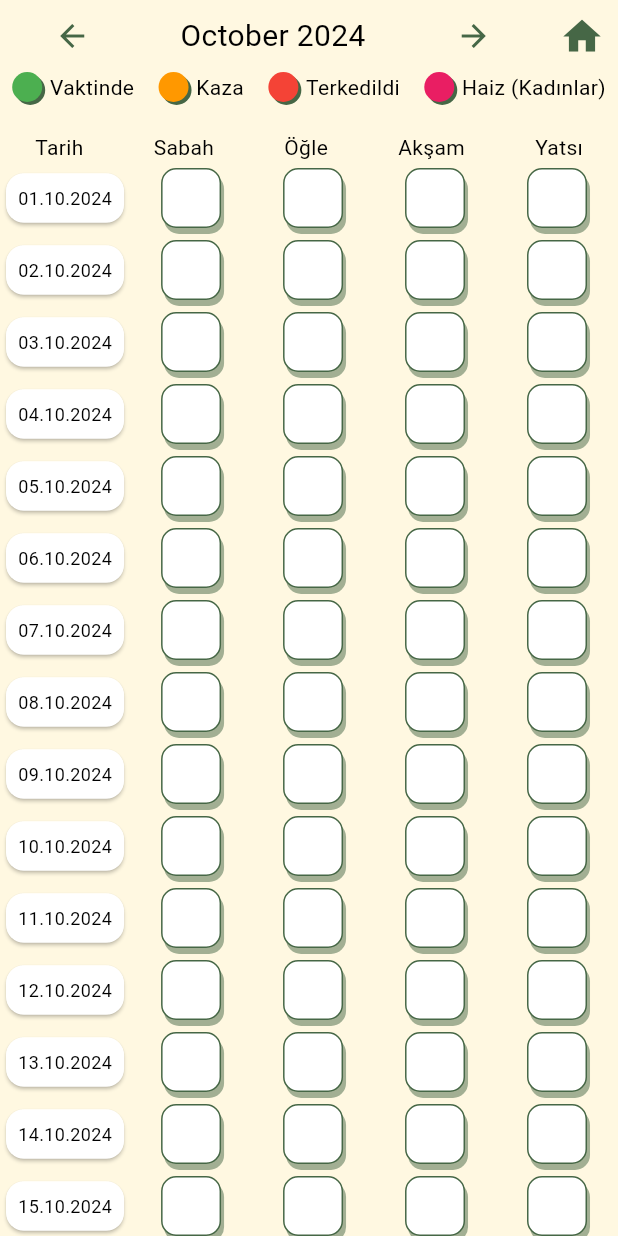
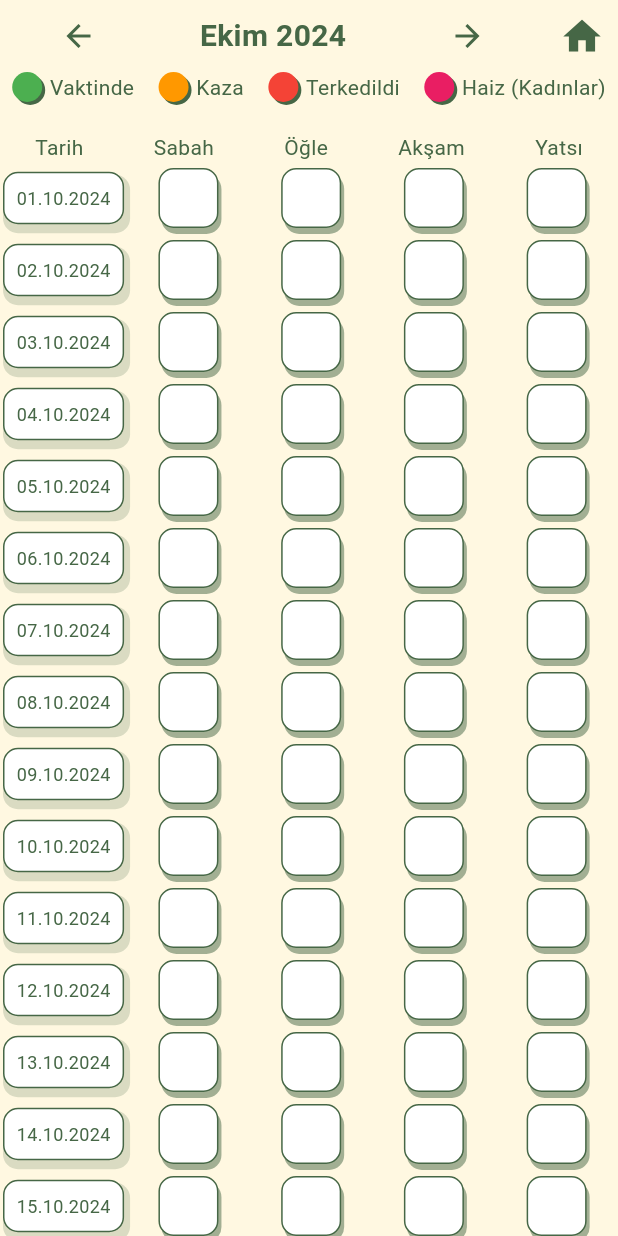
Before and after one commit to Toytekin/tefekkur, a Flutter app: the screen it shows after launch, after a tap on "Namaz", on a phone screen of 412 x 824 dp. Run offline on Flutter 3.47's test engine with Material 3 defaults, Android fonts, the light colour scheme and no system bars; our stand-ins replace bloc, flutter_bloc, hive, hive_flutter, image_picker; accounts and stored records are empty.

Commit message:
home sayfam düzenlendi, namaz modülü detaylı elden geçirildi

```diff
--- a/lib/main.dart
+++ b/lib/main.dart
@@ -1,6 +1,7 @@
 import 'package:flutter/material.dart';
 import 'package:flutter_bloc/flutter_bloc.dart';
 import 'package:hive_flutter/hive_flutter.dart';
+import 'package:intl/date_symbol_data_local.dart';
 import 'package:tefekkurr/bloc/image_bloc.dart';
 import 'package:tefekkurr/bloc/sozbloc.dart';
 import 'package:tefekkurr/bloc/theme_bloc.dart';
@@ -14,7 +15,9 @@ Future<void> main() async {
   Hive.registerAdapter(NamazAdapter()); // Model adapterini kaydedin
   Hive.registerAdapter(ColorAdapter());
   await Hive.openBox('namaz');
-
+//intl
+  await initializeDateFormatting(
+      'tr', null); // Türkçe tarih formatlamayı başlat
   runApp(const MyApp());
 }
 
@@ -34,6 +37,8 @@ class MyApp extends StatelessWidget {
               debugShowCheckedModeBanner: false,
               theme: state ? TrTheme.darkTheme : TrTheme.lightTheme,
               title: 'Tr',
+              //intl takvim dili
+
               home: const HomeScreen(),
             );
           },
--- a/lib/page/home/home.dart
+++ b/lib/page/home/home.dart
@@ -32,8 +32,7 @@ class _HomeScreenState extends State<HomeScreen> {
     return Scaffold(
       appBar: appbarhome(),
       body: Center(
-        child: Column(
-          mainAxisAlignment: MainAxisAlignment.center,
+        child: ListView(
           children: [
             // SÖZ GÖSTERİMİ
             Padding(
--- a/lib/page/home/sozgosterimi.dart
+++ b/lib/page/home/sozgosterimi.dart
@@ -17,7 +17,7 @@ class SozGosterimi extends StatelessWidget {
         } else {
           double fontSize = state.soz.length < 50
               ? 28
-              : 18; // Kısa/uzun sözlere göre font ayarı
+              : 14; // Kısa/uzun sözlere göre font ayarı
           return Column(
             children: [
               const SizedBox(height: 15),
--- a/lib/page/namaz/home_namz.dart
+++ b/lib/page/namaz/home_namz.dart
@@ -1,5 +1,4 @@
 import 'package:flutter/material.dart';
-import 'package:hive_flutter/hive_flutter.dart';
 import 'package:intl/intl.dart';
 import 'package:tefekkurr/constant/colors.dart';
 import 'package:tefekkurr/model/namazmodel.dart';
@@ -25,7 +24,7 @@ class _NamazTakibiScreenState extends State<NamazTakibiScreen> {
     Colors.green,
     Colors.orange,
     Colors.red,
-    Colors.pink,
+    const Color.fromARGB(255, 248, 152, 176), // Pastel pembe
   ];
 
   _NamazTakibiScreenState()
@@ -42,7 +41,7 @@ class _NamazTakibiScreenState extends State<NamazTakibiScreen> {
     // Seçili ay ve yıl için verileri yükle
     for (int day = 1; day <= 31; day++) {
       DateTime date = DateTime(selectedYear, selectedMonth, day);
-      String formattedDate = DateFormat('dd.MM.yyyy').format(date);
+      String formattedDate = DateFormat('dd.MM.yyyy', 'tr').format(date);
       Namaz? namaz = namazServis.al(formattedDate); // Veriyi al
 
       if (namaz != null) {
@@ -68,9 +67,9 @@ class _NamazTakibiScreenState extends State<NamazTakibiScreen> {
     // Geçerli ayın gün sayısını al
     int daysInMonth = DateTime(selectedYear, selectedMonth + 1, 0).day;
 
-    return SafeArea(
-      child: Scaffold(
-        body: Column(
+    return Scaffold(
+      body: SafeArea(
+        child: Column(
           children: [
             Row(
               children: [
@@ -93,9 +92,12 @@ class _NamazTakibiScreenState extends State<NamazTakibiScreen> {
                         },
                       ),
                       Text(
-                        DateFormat('MMMM yyyy')
+                        DateFormat('MMMM yyyy', 'tr')
                             .format(DateTime(selectedYear, selectedMonth)),
-                        style: const TextStyle(fontSize: 20),
+                        style: const TextStyle(
+                            fontSize: 20,
+                            color: SbtColors.writeColor,
+                            fontWeight: FontWeight.bold),
                       ),
                       IconButton(
                         icon: const Icon(Icons.arrow_forward),
@@ -142,11 +144,11 @@ class _NamazTakibiScreenState extends State<NamazTakibiScreen> {
             const Row(
               mainAxisAlignment: MainAxisAlignment.spaceAround,
               children: [
-                Text('Tarih'),
-                Text('Sabah'),
-                Text('Öğle'),
-                Text('Akşam'),
-                Text('Yatsı'),
+                Text('Tarih', style: TextStyle(color: SbtColors.writeColor)),
+                Text('Sabah', style: TextStyle(color: SbtColors.writeColor)),
+                Text('Öğle', style: TextStyle(color: SbtColors.writeColor)),
+                Text('Akşam', style: TextStyle(color: SbtColors.writeColor)),
+                Text('Yatsı', style: TextStyle(color: SbtColors.writeColor)),
               ],
             ),
             Expanded(
@@ -156,17 +158,40 @@ class _NamazTakibiScreenState extends State<NamazTakibiScreen> {
                   // Günleri listele
                   int day = index + 1; // Günleri 1'den başlat
                   DateTime date = DateTime(selectedYear, selectedMonth, day);
-                  String formattedDate =
-                      DateFormat('dd.MM.yyyy').format(date); // Tarihi formatla
+                  String formattedDate = DateFormat('dd.MM.yyyy', 'tr')
+                      .format(date); // Tarihi formatla
 
                   return Row(
                     children: [
-                      Card(
-                        child: Padding(
-                          padding: const EdgeInsets.all(8.0),
-                          child: Text(
-                            formattedDate,
-                            style: const TextStyle(fontSize: 12),
+                      Padding(
+                        padding: const EdgeInsets.all(2.0),
+                        child: Container(
+                          decoration: BoxDecoration(
+                            color: Colors.white, // Kartın arkaplan rengi
+                            borderRadius: BorderRadius.circular(
+                                10), // Kenarların yuvarlaklığı
+                            border: Border.all(
+                              color: SbtColors.writeColor, // Kenarlık rengi
+                              width: 1, // Kenarlık kalınlığı
+                            ),
+                            boxShadow: [
+                              BoxShadow(
+                                  color: SbtColors.writeColor
+                                      .withOpacity(0.2), // Gölgenin rengi
+                                  spreadRadius: 2, // Gölgenin yayılma derecesi
+                                  blurRadius: 0, // Gölgenin bulanıklığı
+                                  offset: const Offset(2, 4)),
+                            ],
+                          ),
+                          child: Padding(
+                            padding: const EdgeInsets.all(8.0),
+                            child: Text(
+                              formattedDate,
+                              style: const TextStyle(
+                                fontSize: 12,
+                                color: SbtColors.writeColor,
+                              ),
+                            ),
                           ),
                         ),
                       ),
@@ -329,7 +354,10 @@ class _NamazTakibiScreenState extends State<NamazTakibiScreen> {
           ),
         ),
         const SizedBox(width: 5),
-        Text(text),
+        Text(
+          text,
+          style: const TextStyle(color: SbtColors.writeColor),
+        ),
       ],
     );
   }
```
